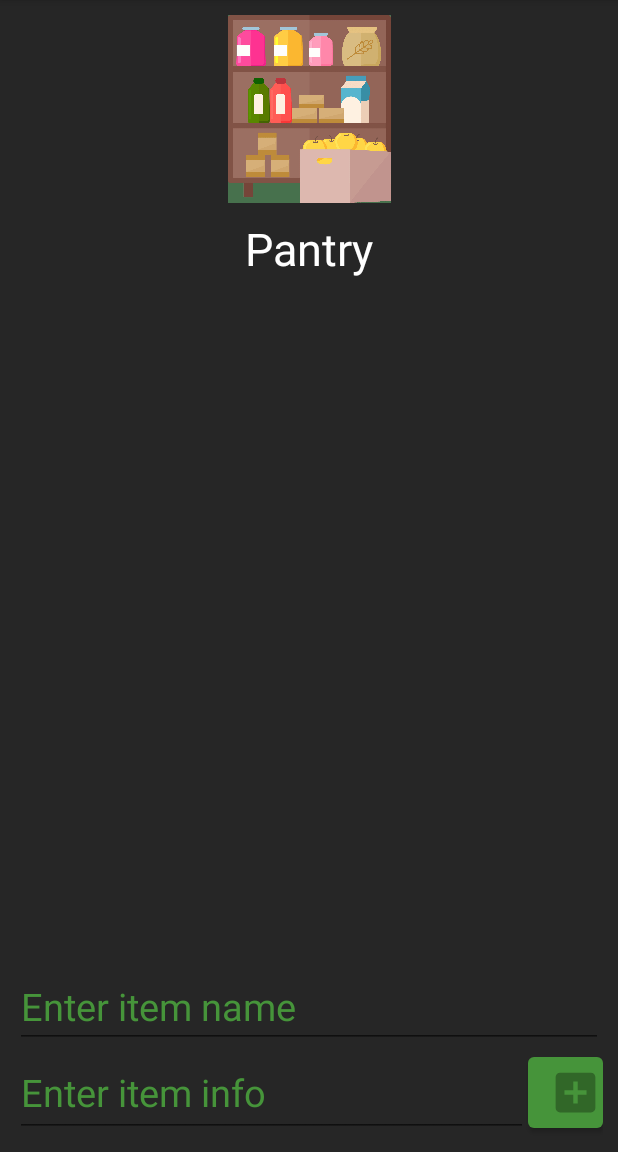
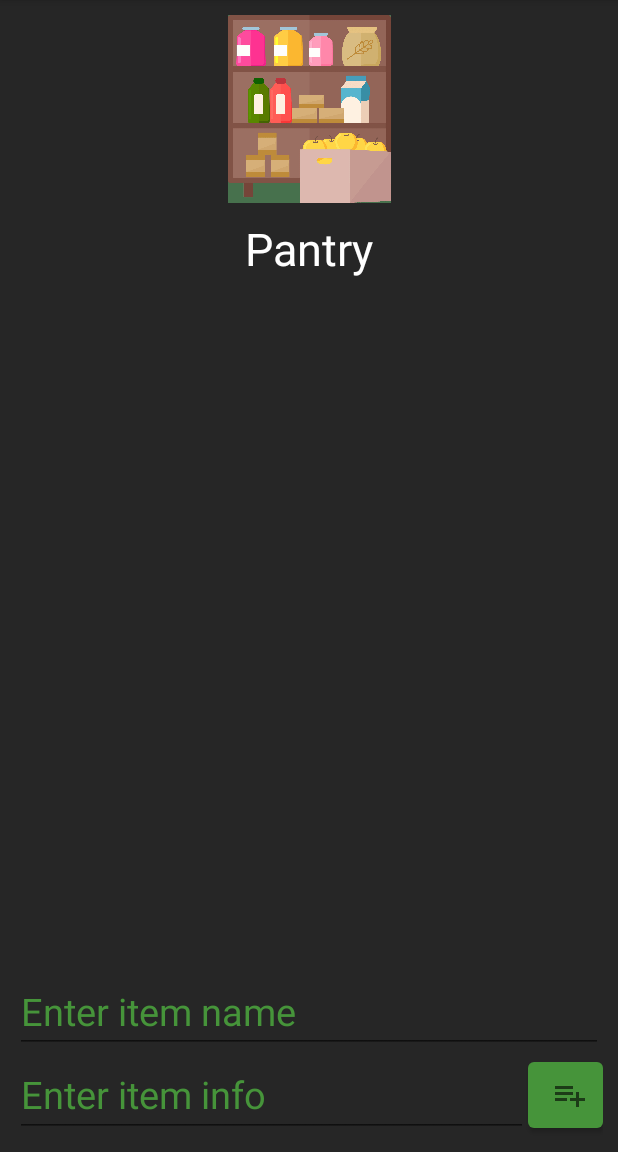
Before and after one commit to aditya-arcot/GroceryList, an Android app: the PantryActivity screen opened directly, with no data from a screen before it, after a tap on an icon or button, on a phone screen of 412 x 824 dp, the part 84-1236 px from its top. Run offline under Robolectric (Android 15) with nearby library versions, the phone set to English and light mode, and no system bars.

Commit message:
Pantry item info placeholder Pantry, grocery list icons

```diff
--- a/app/src/main/java/com/example/grocerylist/list/ListItemAdapter.kt
+++ b/app/src/main/java/com/example/grocerylist/list/ListItemAdapter.kt
@@ -89,7 +89,7 @@ class ListItemAdapter(
     }
 
     private fun addToPantry(item: ListItem){
-        val pantryItem = PantryItem(false, item.listItemName, "")
+        val pantryItem = PantryItem(false, item.listItemName, "-")
         var pantry = SharedPreferencesFunctions.loadPantry(sharedPrefs)
         if (pantry != null) {
             pantry.add(pantryItem)
--- a/app/src/main/java/com/example/grocerylist/pantry/PantryActivity.kt
+++ b/app/src/main/java/com/example/grocerylist/pantry/PantryActivity.kt
@@ -44,19 +44,18 @@ class PantryActivity : AppCompatActivity() {
 
     private fun buttonClicked(nameField: EditText, infoField: EditText, adapter: PantryItemAdapter){
         val name = nameField.text.toString().replace("\n", " ")
-        val info = infoField.text.toString().replace("\n", " ")
+        var info = infoField.text.toString().replace("\n", " ")
 
         if (name != ""){ //info can be blank
             nameField.setText("")
             infoField.setText("")
 
+            if (info == ""){ info = "-" }
+
             data.add(PantryItem(false, name, info))
             adapter.notifyItemChanged(data.size - 1)
 
             SharedPreferencesFunctions.savePantry(data, sharedPrefs)
-        }
-        else {
-            //Toast?
         }
     }
 
--- a/app/src/main/java/com/example/grocerylist/pantry/PantryItemAdapter.kt
+++ b/app/src/main/java/com/example/grocerylist/pantry/PantryItemAdapter.kt
@@ -45,7 +45,7 @@ class PantryItemAdapter (
         Toast.makeText(context, "Edit item", Toast.LENGTH_SHORT).show()
 
         val nameEditText = (context as PantryActivity).findViewById<EditText>(R.id.pantry_input_name)
-        val infoEditText = (context as PantryActivity).findViewById<EditText>(R.id.pantry_input_info)
+        val infoEditText = context.findViewById<EditText>(R.id.pantry_input_info)
 
         nameEditText.setText(item.pantryItemName)
         infoEditText.setText(item.pantryItemInfo)
--- /dev/null
+++ b/app/src/main/res/drawable/add_to_list.xml
@@ -0,0 +1,10 @@
+<vector xmlns:android="http://schemas.android.com/apk/res/android"
+    android:width="24dp"
+    android:height="24dp"
+    android:viewportWidth="24"
+    android:viewportHeight="24"
+    android:tint="?attr/colorControlNormal">
+  <path
+      android:fillColor="@android:color/white"
+      android:pathData="M14,10L2,10v2h12v-2zM14,6L2,6v2h12L14,6zM18,14v-4h-2v4h-4v2h4v4h2v-4h4v-2h-4zM2,16h8v-2L2,14v2z"/>
+</vector>
--- a/app/src/main/res/layout/activity_list.xml
+++ b/app/src/main/res/layout/activity_list.xml
@@ -91,9 +91,7 @@
 
         <Button
             android:id="@+id/list_add_button"
-            android:drawableLeft="@drawable/ic_baseline_add_shopping_cart_24"
-            android:paddingStart="14dp"
-            android:paddingEnd="0dp"
+            android:drawableLeft="@drawable/add_to_list"
 
             android:layout_width="50dp"
             android:layout_height="fill_parent"
--- a/app/src/main/res/layout/activity_pantry.xml
+++ b/app/src/main/res/layout/activity_pantry.xml
@@ -110,10 +110,7 @@
                 android:id="@+id/pantry_add_button"
                 android:layout_width="50dp"
                 android:layout_height="fill_parent"
-                android:drawableLeft="@drawable/ic_baseline_add_box_24"
-
-                android:paddingStart="14dp"
-                android:paddingEnd="0dp"
+                android:drawableLeft="@drawable/add_to_list"
                 />
 
         </LinearLayout>
```
